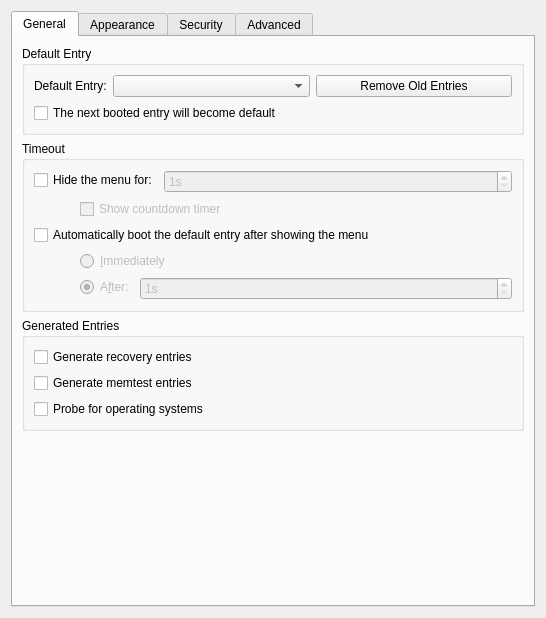
Before: the Qt Designer form ui/kcm_grub2.ui in maz-1/grub2-editor, drawn with Qt 5.
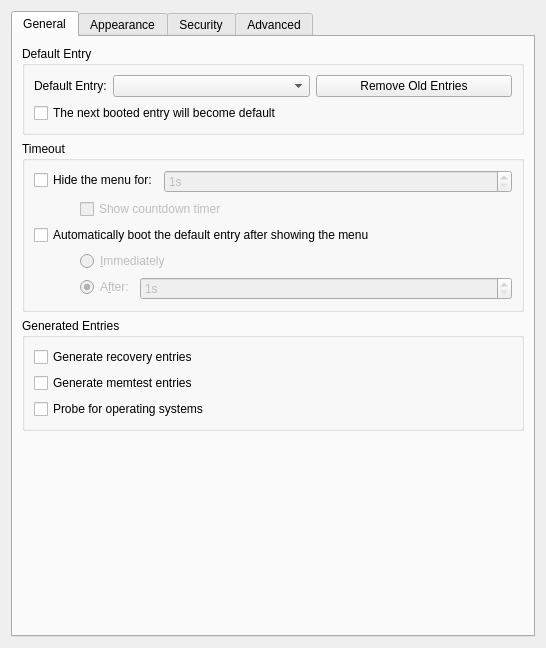
After: the same form once the commit is applied. The open tabs and pages were chosen to show the change. Icons and pictures are not drawn. Custom widgets are drawn as their Qt base class.

Commit message: revert some misoperations

Diff of the .ui file:
```diff
--- a/ui/kcm_grub2.ui
+++ b/ui/kcm_grub2.ui
@@ -7,7 +7,7 @@
     <x>0</x>
     <y>0</y>
     <width>546</width>
-    <height>618</height>
+    <height>648</height>
    </rect>
   </property>
   <layout class="QGridLayout" name="gridLayout_6">
```
Left out of the diff: 2 changed lines with no effect on the pictures.
